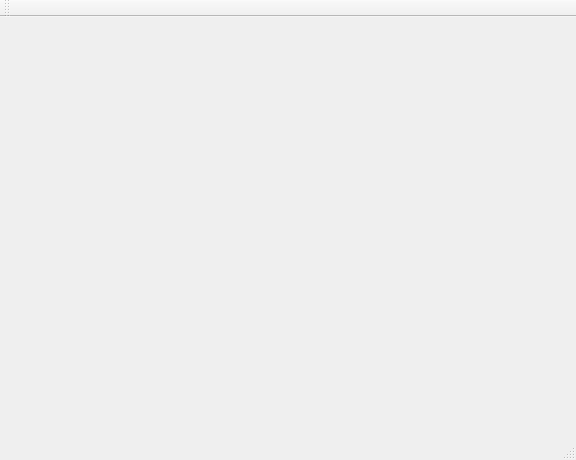
MartinaRogach/interpeterMAPZ, file lab1MAPZ/mainwindow.ui: the form before one commit.
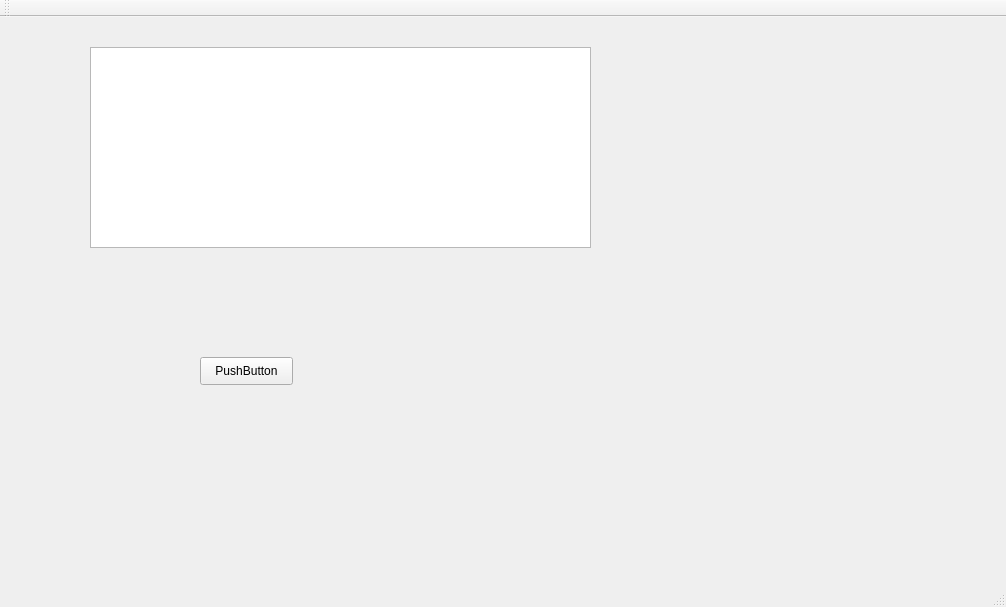
The form after the commit.

The edit to the form file:
```diff
--- a/lab1MAPZ/mainwindow.ui
+++ b/lab1MAPZ/mainwindow.ui
@@ -6,14 +6,38 @@
    <rect>
     <x>0</x>
     <y>0</y>
-    <width>576</width>
-    <height>460</height>
+    <width>1006</width>
+    <height>607</height>
    </rect>
   </property>
   <property name="windowTitle">
    <string>MainWindow</string>
   </property>
-  <widget class="QWidget" name="centralWidget"/>
+  <widget class="QWidget" name="centralWidget">
+   <widget class="QTextEdit" name="textEdit">
+    <property name="geometry">
+     <rect>
+      <x>90</x>
+      <y>30</y>
+      <width>501</width>
+      <height>201</height>
+     </rect>
+    </property>
+   </widget>
+   <widget class="QPushButton" name="pushButton">
+    <property name="geometry">
+     <rect>
+      <x>200</x>
+      <y>340</y>
+      <width>93</width>
+      <height>28</height>
+     </rect>
+    </property>
+    <property name="text">
+     <string>PushButton</string>
+    </property>
+   </widget>
+  </widget>
   <widget class="QMenuBar" name="menuBar">
    <property name="geometry">
     <rect>
```
Left out of the diff: 4 changed lines with no effect on the pictures.
